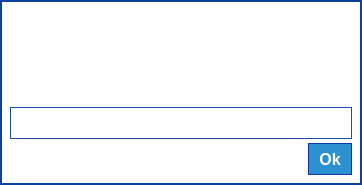
Qt form parsec/core/gui/forms/input_dialog.ui (Scille/parsec-cloud) before a commit.
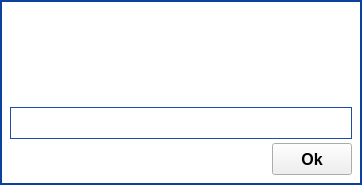
The same form after that commit. Icons and pictures are not drawn. Custom widgets are drawn as their Qt base class.

Commit message: [GUI] Rewrote app entire style

```diff
--- a/parsec/core/gui/forms/input_dialog.ui
+++ b/parsec/core/gui/forms/input_dialog.ui
@@ -244,13 +244,6 @@
           <property name="layoutDirection">
            <enum>Qt::RightToLeft</enum>
           </property>
-          <property name="styleSheet">
-           <string notr="true">background-color: rgb(45, 144, 209);
-border: 1px solid rgb(11, 56, 166);
-color: rgb(255, 255, 255);
-padding-left: 10px;
-padding-right: 10px;</string>
-          </property>
           <property name="text">
            <string>Ok</string>
           </property>
@@ -273,6 +266,13 @@
    </item>
   </layout>
  </widget>
+ <customwidgets>
+  <customwidget>
+   <class>ShadowedButton</class>
+   <extends>QPushButton</extends>
+   <header>parsec.core.gui.custom_widgets</header>
+  </customwidget>
+ </customwidgets>
  <resources>
   <include location="../rc/resources.qrc"/>
  </resources>
```
Left out of the diff: 13 changed lines with no effect on the pictures. The commit also changes 40 other files.
